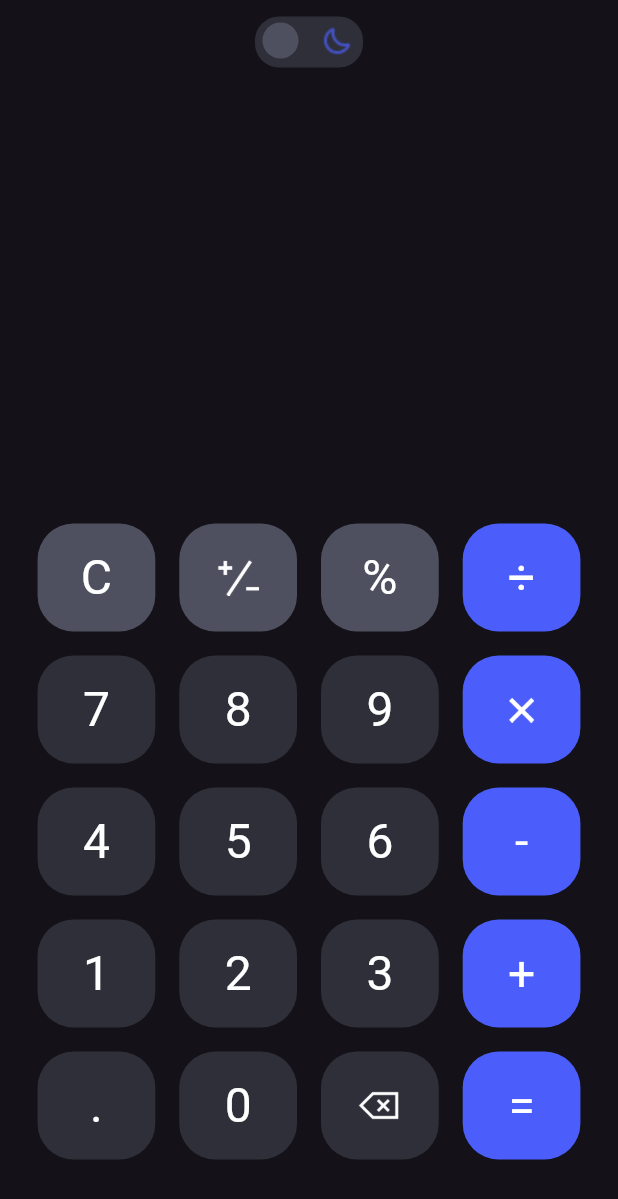
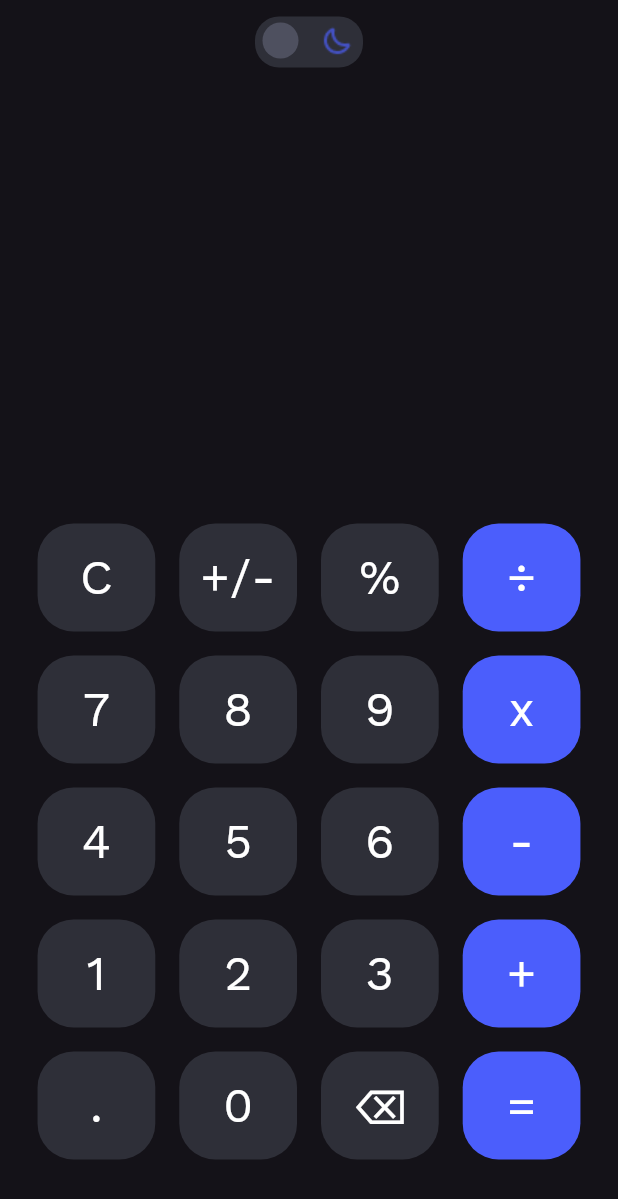
Before and after one commit to vuekah/flutter_caculator, a Flutter app: the screen it shows after launch, after a tap on an icon or button, on a phone screen of 412 x 824 dp. Shown: the top 1199 px of the screen. Run offline on Flutter 3.47's test engine with Material 3 defaults, Android fonts, the light colour scheme and no system bars; our stand-ins replace shared_preferences.

Commit message:
refactor code

```diff
--- a/lib/common/widget/button_widget.dart
+++ b/lib/common/widget/button_widget.dart
@@ -39,7 +39,6 @@ class ButtonWidget extends StatelessWidget {
                 title!,
                 style: TextStyle(
                   color: titleColor,
-                  fontWeight: FontWeight.w400,
                   fontSize: 32.0,
                 ),
               ),
--- /dev/null
+++ b/lib/enum/button_label.dart
@@ -0,0 +1,25 @@
+enum ButtonLabel {
+  clear("C"),
+  changeSign("+/-"),
+  percent("%"),
+  divide("÷"),
+  multiply("x"),
+  subtract("-"),
+  add("+"),
+  decimal("."),
+  zero("0"),
+  delete("⌫"),
+  equals("="),
+  one("1"),
+  two("2"),
+  three("3"),
+  four("4"),
+  five("5"),
+  six("6"),
+  seven("7"),
+  eight("8"),
+  nine("9");
+
+  final String label;
+  const ButtonLabel(this.label);
+}
--- a/lib/gen/assets.gen.dart
+++ b/lib/gen/assets.gen.dart
@@ -9,60 +9,36 @@
 
 import 'package:flutter/widgets.dart';
 
+class $AssetsFontsGen {
+  const $AssetsFontsGen();
+
+  /// File path: assets/fonts/WorkSans-Regular.ttf
+  String get workSansRegular => 'assets/fonts/WorkSans-Regular.ttf';
+
+  /// File path: assets/fonts/WorkSans-SemiBold.ttf
+  String get workSansSemiBold => 'assets/fonts/WorkSans-SemiBold.ttf';
+
+  /// List of all assets
+  List<String> get values => [workSansRegular, workSansSemiBold];
+}
+
 class $AssetsImagesGen {
   const $AssetsImagesGen();
 
-  /// File path: assets/images/abs.png
-  AssetGenImage get abs => const AssetGenImage('assets/images/abs.png');
-
-  /// File path: assets/images/abs_black.png
-  AssetGenImage get absBlack =>
-      const AssetGenImage('assets/images/abs_black.png');
-
-  /// File path: assets/images/clear.png
-  AssetGenImage get clear => const AssetGenImage('assets/images/clear.png');
-
-  /// File path: assets/images/delete.png
-  AssetGenImage get delete => const AssetGenImage('assets/images/delete.png');
-
-  /// File path: assets/images/delete_black.png
-  AssetGenImage get deleteBlack =>
-      const AssetGenImage('assets/images/delete_black.png');
-
-  /// File path: assets/images/divide.png
-  AssetGenImage get divide => const AssetGenImage('assets/images/divide.png');
-
   /// File path: assets/images/moon.png
   AssetGenImage get moon => const AssetGenImage('assets/images/moon.png');
-
-  /// File path: assets/images/multiplication.png
-  AssetGenImage get multiplication =>
-      const AssetGenImage('assets/images/multiplication.png');
-
-  /// File path: assets/images/percent.png
-  AssetGenImage get percent => const AssetGenImage('assets/images/percent.png');
 
   /// File path: assets/images/sun.png
   AssetGenImage get sun => const AssetGenImage('assets/images/sun.png');
 
   /// List of all assets
-  List<AssetGenImage> get values => [
-        abs,
-        absBlack,
-        clear,
-        delete,
-        deleteBlack,
-        divide,
-        moon,
-        multiplication,
-        percent,
-        sun
-      ];
+  List<AssetGenImage> get values => [moon, sun];
 }
 
 class Assets {
   Assets._();
 
+  static const $AssetsFontsGen fonts = $AssetsFontsGen();
   static const $AssetsImagesGen images = $AssetsImagesGen();
 }
 
--- /dev/null
+++ b/lib/gen/fonts.gen.dart
@@ -0,0 +1,15 @@
+/// GENERATED CODE - DO NOT MODIFY BY HAND
+/// *****************************************************
+///  FlutterGen
+/// *****************************************************
+
+// coverage:ignore-file
+// ignore_for_file: type=lint
+// ignore_for_file: directives_ordering,unnecessary_import,implicit_dynamic_list_literal,deprecated_member_use
+
+class FontFamily {
+  FontFamily._();
+
+  /// Font family: WorkSans
+  static const String workSans = 'WorkSans';
+}
--- a/lib/main.dart
+++ b/lib/main.dart
@@ -19,11 +19,12 @@ class MyApp extends StatefulWidget {
 class _MyAppState extends State<MyApp> {
   @override
   Widget build(BuildContext context) {
-    return Consumer<ThemeProvider>(
-      builder: (context, themeProvider, child) => MaterialApp(
+    return Selector<ThemeProvider, bool>(
+      selector: (context, viewmodel) => viewmodel.isLightMode,
+      builder: (context, isLightMode, child) => MaterialApp(
         theme: MyAppTheme.lightTheme,
         darkTheme: MyAppTheme.darkTheme,
-        themeMode: themeProvider.isLightMode ? ThemeMode.light : ThemeMode.dark,
+        themeMode: isLightMode ? ThemeMode.light : ThemeMode.dark,
         home: const HomePage(),
       ),
     );
--- a/lib/model/caculator_model.dart
+++ b/lib/model/caculator_model.dart
@@ -1,3 +1,4 @@
+
 class CalculatorModel {
   double evaluate(String expression) {
     String tempExpression = expression;
--- a/lib/page/home_page.dart
+++ b/lib/page/home_page.dart
@@ -1,7 +1,7 @@
 import 'package:flutter/material.dart';
 import 'package:flutter_caculator/common/widget/button_widget.dart';
 import 'package:flutter_caculator/common/widget/toggle_widget.dart';
-import 'package:flutter_caculator/gen/assets.gen.dart';
+import 'package:flutter_caculator/enum/button_label.dart';
 import 'package:flutter_caculator/page/home_viewmodel.dart';
 import 'package:flutter_caculator/theme/my_app_color.dart';
 import 'package:flutter_caculator/theme/theme_provider.dart';
@@ -15,25 +15,6 @@ class HomePage extends StatefulWidget {
 }
 
 class _HomePageState extends State<HomePage> {
-  final _textEditingController = TextEditingController();
-  int pressTimes = 2;
-
-  String _display = '';
-  void _onButtonPressed(String input, BuildContext context) {
-    final isCalculated =
-        Provider.of<HomeViewmodel>(context, listen: false).isCalculated;
-    if (isCalculated) {
-      _display =
-          Provider.of<HomeViewmodel>(context, listen: false).history.last;
-      _textEditingController.text = _display;
-      Provider.of<HomeViewmodel>(context, listen: false).clear();
-    }
-    setState(() {
-      _textEditingController.text += input;
-      _display += input;
-    });
-  }
-
   @override
   Widget build(BuildContext context) {
     bool isPortrait =
@@ -53,14 +34,15 @@ class _HomePageState extends State<HomePage> {
         ),
         body: isPortrait
             ? _buildBody(context)
-            : SingleChildScrollView(
-                child: _buildBody(context),
-              ),
+            : SingleChildScrollView(child: _buildBody(context)),
       ),
     );
   }
 
   Widget _buildBody(BuildContext context) {
+    return Selector<ThemeProvider, bool>(
+      selector: (context, viewmodel) => viewmodel.isLightMode,
+      builder: (context, value, child) {
         return Column(
           spacing: 16,
           mainAxisAlignment: MainAxisAlignment.end,
@@ -68,26 +50,37 @@ class _HomePageState extends State<HomePage> {
           children: [
             _buildTitle(context),
             _buildFirstRow(context),
-        _buildSecondRow(
-            context,
-            ["7", "8", "9"],
-            Image.asset(
-              Assets.images.multiplication.path,
-              width: 17,
-            )),
-        _buildSecondRow(context, ["4", "5", "6", "-"]),
-        _buildSecondRow(context, ["1", "2", "3", "+"]),
+            _buildButtonRow(context, [
+              ButtonLabel.seven,
+              ButtonLabel.eight,
+              ButtonLabel.nine,
+              ButtonLabel.multiply
+            ]),
+            _buildButtonRow(context, [
+              ButtonLabel.four,
+              ButtonLabel.five,
+              ButtonLabel.six,
+              ButtonLabel.subtract
+            ]),
+            _buildButtonRow(context, [
+              ButtonLabel.one,
+              ButtonLabel.two,
+              ButtonLabel.three,
+              ButtonLabel.add
+            ]),
             _buildLastRow(context),
-        const SizedBox(
-          height: 35,
-        )
+            const SizedBox(height: 35),
           ],
+        );
+      },
     );
   }
 
   Widget _buildTitle(BuildContext context) {
     double screenWidth = MediaQuery.of(context).size.width;
-    return Column(
+    return Selector<ThemeProvider, bool>(
+      selector: (context, viewmodel) => viewmodel.isLightMode,
+      builder: (context, value, child) => Column(
         spacing: 16,
         mainAxisAlignment: MainAxisAlignment.end,
         crossAxisAlignment: CrossAxisAlignment.stretch,
@@ -100,9 +93,16 @@ class _HomePageState extends State<HomePage> {
                 fit: BoxFit.scaleDown,
                 alignment: Alignment.bottomRight,
                 child: Text(
-                result ? _display : Provider.of<HomeViewmodel>(context).result,
+                  result
+                      ? Provider.of<HomeViewmodel>(context, listen: false)
+                          .display
+                      : Provider.of<HomeViewmodel>(context, listen: false)
+                          .result,
                   textAlign: TextAlign.end,
-                style: const TextStyle(fontSize: 40, color: Colors.grey),
+                  style: const TextStyle(
+                      fontSize: 40,
+                      color: Colors.grey,
+                      fontWeight: FontWeight.w300),
                 ),
               ),
             ),
@@ -115,132 +115,63 @@ class _HomePageState extends State<HomePage> {
               child: Text(
                 Provider.of<HomeViewmodel>(context, listen: true).isCalculated
                     ? Provider.of<HomeViewmodel>(context).result
-                  : _display,
+                    : Provider.of<HomeViewmodel>(context).display,
                 textAlign: TextAlign.end,
                 style: const TextStyle(
                     fontSize: 96,
-                fontWeight: FontWeight.w300,
-              ),
+                    fontWeight: FontWeight.w300),
               ),
             ),
           ),
         ],
+      ),
     );
   }
 
   Widget _buildFirstRow(BuildContext context) {
     return Row(
+      spacing: 16,
       mainAxisAlignment: MainAxisAlignment.center,
       children: [
-        ButtonWidget(
-          onPressed: () {
-            setState(() {
-              _textEditingController.text = '';
-              _display = '';
-            });
-            Provider.of<HomeViewmodel>(context, listen: false).resetAll();
-          },
-          color: !Provider.of<ThemeProvider>(context).isLightMode
-              ? MyAppColors.darkDotColor
-              : MyAppColors.lightButonColor,
-          titleColor: !Provider.of<ThemeProvider>(context).isLightMode
-              ? MyAppColors.whiteColor
-              : MyAppColors.blackColor,
-          title: "C",
-        ),
-        const SizedBox(width: 16),
-        ButtonWidget(
-          onPressed: () {
-            bool isNegative = _display.startsWith("-");
-            if (isNegative) {
-              _display = _display.substring(1);
-            } else {
-              _display = "-$_display";
-            }
-            setState(() {
-              _textEditingController.text = _display;
-            });
-          },
-          color: !Provider.of<ThemeProvider>(context).isLightMode
-              ? MyAppColors.darkDotColor
-              : MyAppColors.lightButonColor,
-          image: !Provider.of<ThemeProvider>(context).isLightMode
-              ? Image.asset(
-                  Assets.images.abs.path,
-                  width: 28,
-                )
-              : Image.asset(
-                  Assets.images.absBlack.path,
-                  width: 28,
-                ),
-        ),
-        const SizedBox(width: 16),
-        ButtonWidget(
-          onPressed: () {
-            if (Provider.of<HomeViewmodel>(context, listen: false)
-                .history
-                .isNotEmpty) {
-              _display = Provider.of<HomeViewmodel>(context, listen: false)
-                  .history
-                  .last;
-              _display = Provider.of<HomeViewmodel>(context, listen: false)
-                  .calculate(_display, true);
-              Provider.of<HomeViewmodel>(context, listen: false).clear();
-            }
-          },
-          color: !Provider.of<ThemeProvider>(context).isLightMode
-              ? MyAppColors.darkDotColor
-              : MyAppColors.lightButonColor,
-          titleColor: !Provider.of<ThemeProvider>(context).isLightMode
-              ? MyAppColors.whiteColor
-              : MyAppColors.blackColor,
-          title: "%",
-        ),
-        const SizedBox(width: 16),
-        ButtonWidget(
-          onPressed: () {
-            _onButtonPressed("÷", context);
-          },
-          color: MyAppColors.operatorColor,
-          title: "÷",
-        ),
+        _buildButton(
+            context,
+            ButtonLabel.clear,
+            () =>
+                Provider.of<HomeViewmodel>(context, listen: false).resetAll()),
+        _buildButton(
+            context,
+            ButtonLabel.changeSign,
+            () => Provider.of<HomeViewmodel>(context, listen: false)
+                .changeNegativeNumber()),
+        _buildButton(
+            context,
+            ButtonLabel.percent,
+            () => Provider.of<HomeViewmodel>(context, listen: false)
+                .calculateAndUpdateDisplay()),
+        _buildButton(
+            context,
+            ButtonLabel.divide,
+            () => Provider.of<HomeViewmodel>(context, listen: false)
+                .onButtonPressed(ButtonLabel.divide.label),
+            isOperator: true),
       ],
     );
   }
 
-  Widget _buildSecondRow(BuildContext context, List<String> buttons,
-      [Image? image]) {
+  Widget _buildButtonRow(BuildContext context, List<ButtonLabel> buttons) {
     return Row(
       spacing: 16,
       mainAxisAlignment: MainAxisAlignment.center,
-      children: [
-        ...buttons.map((e) => ButtonWidget(
-              color: !Provider.of<ThemeProvider>(context).isLightMode
-                  ? (e == "-" || e == "+"
-                      ? MyAppColors.operatorColor
-                      : MyAppColors.darkColor)
-                  : (e == "-" || e == "+"
-                      ? MyAppColors.operatorColor
-                      : MyAppColors.whiteColor),
-              titleColor: !Provider.of<ThemeProvider>(context).isLightMode
-                  ? MyAppColors.whiteColor
-                  : (e == "-" || e == "+"
-                      ? MyAppColors.whiteColor
-                      : MyAppColors.blackColor),
-              onPressed: () {
-                _onButtonPressed(e, context);
-              },
-              title: e,
-            )),
-        if (image != null)
-          ButtonWidget(
-            onPressed: () {
-              _onButtonPressed("x", context);
-            },
-            color: MyAppColors.operatorColor,
-            image: image,
-          ),
-      ],
+      children: buttons
+          .map((e) => _buildButton(
+              context,
+              e,
+              () => Provider.of<HomeViewmodel>(context, listen: false)
+                  .onButtonPressed(e.label),
+              isOperator: e == ButtonLabel.subtract ||
+                  e == ButtonLabel.add ||
+                  e == ButtonLabel.multiply))
+          .toList(),
     );
   }
 
@@ -249,66 +180,43 @@ class _HomePageState extends State<HomePage> {
       spacing: 16,
       mainAxisAlignment: MainAxisAlignment.center,
       children: [
-        ButtonWidget(
-          color: !Provider.of<ThemeProvider>(context).isLightMode
-              ? MyAppColors.darkColor
-              : MyAppColors.whiteColor,
-          titleColor: !Provider.of<ThemeProvider>(context).isLightMode
-              ? MyAppColors.whiteColor
-              : MyAppColors.blackColor,
-          onPressed: () {
-            _onButtonPressed(".", context);
-          },
-          title: ".",
-        ),
-        ButtonWidget(
-          color: !Provider.of<ThemeProvider>(context).isLightMode
-              ? MyAppColors.darkColor
-              : MyAppColors.whiteColor,
-          titleColor: !Provider.of<ThemeProvider>(context).isLightMode
-              ? MyAppColors.whiteColor
-              : MyAppColors.blackColor,
-          onPressed: () {
-            _onButtonPressed("0", context);
-          },
-          title: "0",
-        ),
-        ButtonWidget(
-          color: !Provider.of<ThemeProvider>(context).isLightMode
-              ? MyAppColors.darkColor
-              : MyAppColors.whiteColor,
-          titleColor: !Provider.of<ThemeProvider>(context).isLightMode
-              ? MyAppColors.whiteColor
-              : MyAppColors.blackColor,
-          onPressed: () {
-            setState(() {
-              if (_display.isNotEmpty) {
-                _display = _display.substring(0, _display.length - 1);
-              }
-            });
-          },
-          image: !Provider.of<ThemeProvider>(context).isLightMode
-              ? Image.asset(
-                  Assets.images.delete.path,
-                  width: 32,
-                )
-              : Image.asset(
-                  Assets.images.deleteBlack.path,
-                  width: 32,
-                ),
-        ),
-        ButtonWidget(
-          onPressed: () {
-            if (_textEditingController.text.isNotEmpty) {
-              Provider.of<HomeViewmodel>(context, listen: false)
-                  .calculate(_textEditingController.text);
-            }
-            _textEditingController.clear();
-          },
-          color: MyAppColors.operatorColor,
-          title: "=",
-        ),
+        _buildButton(
+            context,
+            ButtonLabel.decimal,
+            () => Provider.of<HomeViewmodel>(context, listen: false)
+                .onButtonPressed(ButtonLabel.decimal.label)),
+        _buildButton(
+            context,
+            ButtonLabel.zero,
+            () => Provider.of<HomeViewmodel>(context, listen: false)
+                .onButtonPressed(ButtonLabel.zero.label)),
+        _buildButton(context, ButtonLabel.delete,
+            () => Provider.of<HomeViewmodel>(context, listen: false).delete()),
+        _buildButton(
+            context,
+            ButtonLabel.equals,
+            () => Provider.of<HomeViewmodel>(context, listen: false)
+                .calculate(isPercent: false),
+            isOperator: true),
       ],
     );
   }
+
+  Widget _buildButton(
+      BuildContext context, ButtonLabel label, VoidCallback onPressed,
+      {bool isOperator = false}) {
+    bool isLightMode = Provider.of<ThemeProvider>(context).isLightMode;
+    Color color = isOperator
+        ? MyAppColors.operatorColor
+        : (isLightMode ? MyAppColors.whiteColor : MyAppColors.darkColor);
+    Color titleColor = isLightMode
+        ? (isOperator ? MyAppColors.whiteColor : MyAppColors.blackColor)
+        : MyAppColors.whiteColor;
+    return ButtonWidget(
+      onPressed: onPressed,
+      color: color,
+      titleColor: titleColor,
+      title: label.label,
+    );
   }
+}
--- a/lib/page/home_viewmodel.dart
+++ b/lib/page/home_viewmodel.dart
@@ -3,28 +3,63 @@ import 'package:flutter_caculator/model/caculator_model.dart';
 
 class HomeViewmodel extends ChangeNotifier {
   final List<String> _history = [];
+  final _textEditingController = TextEditingController();
+
   String result = '';
+  String _display = '';
   bool _isCalculated = false;
   int _fixedIndex = 0;
+
   bool get isCalculated => _isCalculated;
   List<String> get history => _history;
+  String get display => _display;
+  TextEditingController get textEditingController => _textEditingController;
 
   final CalculatorModel _calculator;
 
   HomeViewmodel() : _calculator = CalculatorModel();
 
-  String calculate(
-    String input, [
-    bool isPercent = false,
-  ]) {
+  void onButtonPressed(String input) {
+    if (_isCalculated) {
+      _display = history.last;
+      _textEditingController.text = _display;
+      clear();
+    }
+    _display += input;
+    _textEditingController.text = _display;
+    notifyListeners();
+  }
+
+  void changeNegativeNumber() {
+    bool isNegative = _display.startsWith("-");
+    if (isNegative) {
+      _display = _display.substring(1);
+    } else {
+      _display = "-$_display";
+    }
+    _textEditingController.text = _display;
+    notifyListeners();
+  }
+
+  void delete() {
+    if (_display.isNotEmpty) {
+      _display = _display.substring(0, _display.length - 1);
+      _textEditingController.text = _display;
+      notifyListeners();
+    }
+  }
+
+  String calculate({bool isPercent = false}) {
+    if (_display.isEmpty) return '';
     try {
       if (isPercent) {
+        String input = result;
         _fixedIndex++;
         int pressTimes = _fixedIndex * 2;
-        debugPrint("======pressed times: $pressTimes");
         result = (double.parse(input) / 100).toStringAsFixed(pressTimes);
       } else {
-        result = _calculator.evaluate(input).toStringAsFixed(0);
+        String input = _display;
+        result = _calculator.evaluate(input).toStringAsFixed(2);
       }
     } catch (e) {
       debugPrint(e.toString());
@@ -34,20 +69,34 @@ class HomeViewmodel extends ChangeNotifier {
       _history.add(result);
       notifyListeners();
     }
+
     return result;
   }
 
+  void calculateAndUpdateDisplay() {
+    String input = _textEditingController.text;
+
+    if (input.isNotEmpty) {
+      _display = calculate(isPercent: true);
+    } else if (_history.isNotEmpty) {
+      _display = history.last;
+      _display = calculate(isPercent: true);
+    }
+    notifyListeners();
+  }
+
   void clear() {
+    result = '';
     _isCalculated = false;
-    if (_history.isNotEmpty) {
-      result = _history.last;
-    }
     notifyListeners();
   }
 
   void resetAll() {
     _history.clear();
+    _fixedIndex = 0;
     result = '';
+    _display = '';
+    _textEditingController.clear();
     _isCalculated = false;
     notifyListeners();
   }
--- a/lib/theme/my_app_theme.dart
+++ b/lib/theme/my_app_theme.dart
@@ -3,11 +3,13 @@ import 'package:flutter_caculator/theme/my_app_color.dart';
 
 class MyAppTheme {
   static ThemeData lightTheme = ThemeData(
+      fontFamily: 'WorkSans',
       primarySwatch: Colors.blue,
       brightness: Brightness.light,
       scaffoldBackgroundColor: MyAppColors.backgroundLightColor);
   static ThemeData darkTheme = ThemeData(
     primarySwatch: Colors.blue,
+    fontFamily: 'WorkSans',
     brightness: Brightness.dark,
   );
 }
```
Also changed, not shown: pubspec.yaml (+5 -30 lines), assets/fonts/WorkSans-Regular.ttf (added), assets/images/abs.png (deleted), assets/images/abs_black.png (deleted), assets/images/clear.png (deleted), assets/images/delete.png (deleted), assets/images/delete_black.png (deleted), assets/images/divide.png (deleted), assets/images/multiplication.png (deleted), assets/images/percent.png (deleted), 1 other file. Lines whose indentation alone changed are shown as unchanged.
